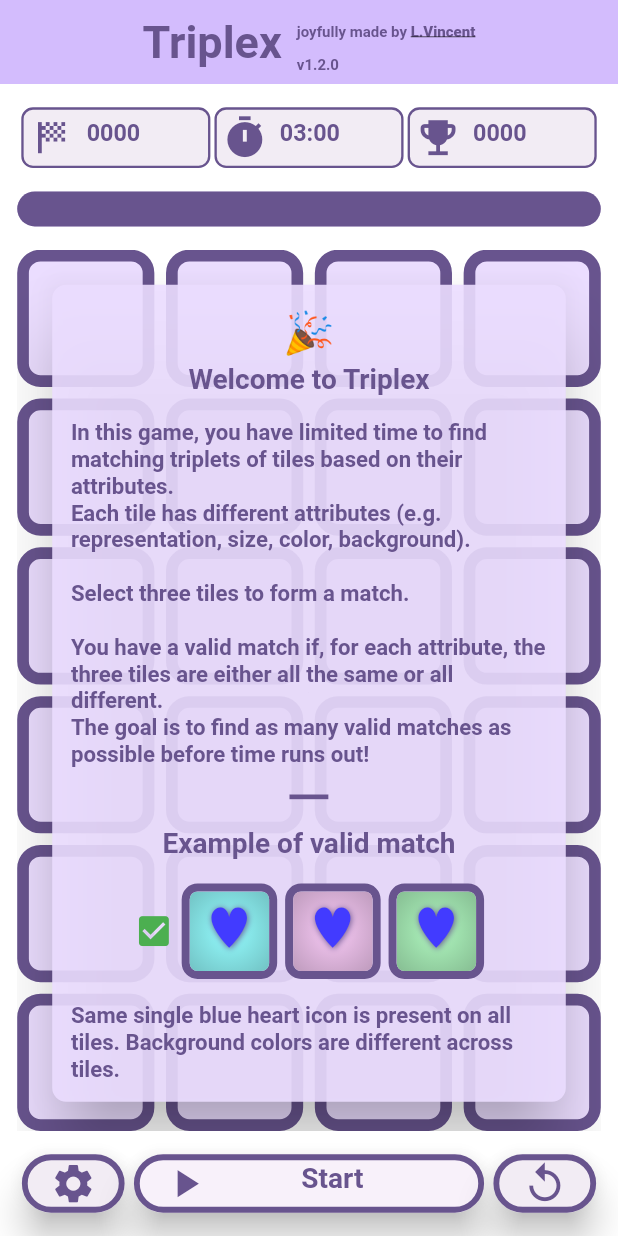
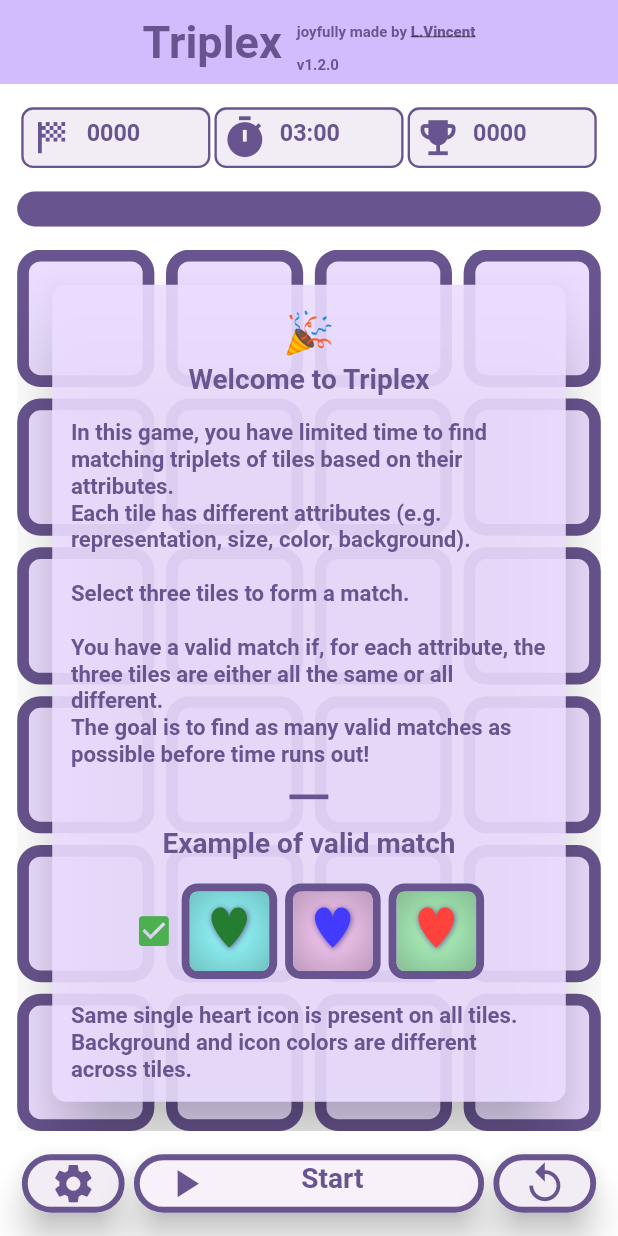
Before and after one commit to laurentxxc/flutter_triplex, a Flutter app: the screen it shows after launch, on a phone screen of 412 x 824 dp. Run offline on Flutter 3.47's test engine with Material 3 defaults, Android fonts, the light colour scheme and no system bars; our stand-ins replace audioplayers, google_fonts, package_info_plus, shared_preferences, web; missing offline and left inert: dart:js_interop; Roboto replaces fonts that are missing (Revalia).

Commit message:
Update of tutorial description for good and wrong lite match cases

```diff
--- a/lib/l10n/app_de.arb
+++ b/lib/l10n/app_de.arb
@@ -59,9 +59,9 @@
   "tutorial_main":"In diesem Spiel haben Sie begrenzte Zeit, um passende Dreiergruppen von Kacheln basierend auf ihren Attributen zu finden.\nJede Kachel hat unterschiedliche Attribute (z.B. Darstellung, Größe, Farbe, Hintergrund).\n\nWählen Sie drei Kacheln, um eine Übereinstimmung zu bilden.\n\nSie haben eine gültige Übereinstimmung, wenn für jedes Attribut die drei Kacheln entweder alle gleich oder alle unterschiedlich sind.\nDas Ziel ist, so viele gültige Übereinstimmungen wie möglich zu finden, bevor die Zeit abläuft!",
 
   "tutorial_good_title":"Beispiel für eine gültige Übereinstimmung",
-  "tutorial_good_desc":"Das gleiche einzelne blaue Herz-Symbol ist auf allen Kacheln vorhanden. Die Hintergrundfarben sind bei den Kacheln unterschiedlich.",
+  "tutorial_good_desc":"Das gleiche Herz-Symbol ist auf allen Kacheln vorhanden. Die Hintergrund- und Symbolfarben sind bei den Kacheln unterschiedlich.",
   "tutorial_wrong_title":"Beispiel für eine falsche Übereinstimmung",
-  "tutorial_wrong_desc":"Das Darstellungssymbol der mittleren Kachel (Krone) ist dasselbe wie bei der linken Kachel, aber anders als bei der rechten Kachel (Flagge). Die Darstellungssymbole der Kacheln müssen entweder alle gleich oder alle unterschiedlich sein.",
+  "tutorial_wrong_desc":"Das Symbol der mittleren Kachel (Krone) ist dasselbe wie bei der linken Kachel, aber anders als bei der rechten Kachel (Flagge). Die Kachel-Symbole müssen entweder alle gleich oder alle unterschiedlich sein.",
   "tutorial_final":"Viel Glück und haben Sie Spaß!",
 
   "pauseMessage": "Das Spiel ist pausiert.\n\nMachen Sie eine Pause und setzen Sie fort, wenn Sie bereit sind.",
--- a/lib/l10n/app_en.arb
+++ b/lib/l10n/app_en.arb
@@ -59,9 +59,9 @@
   "tutorial_main":"In this game, you have limited time to find matching triplets of tiles based on their attributes.\nEach tile has different attributes (e.g. representation, size, color, background).\n\nSelect three tiles to form a match.\n\nYou have a valid match if, for each attribute, the three tiles are either all the same or all different.\nThe goal is to find as many valid matches as possible before time runs out!",
 
   "tutorial_good_title":"Example of valid match",
-  "tutorial_good_desc":"Same single blue heart icon is present on all tiles. Background colors are different across tiles.",
+  "tutorial_good_desc":"Same single heart icon is present on all tiles. Background and icon colors are different across tiles.",
   "tutorial_wrong_title":"Example of wrong match",
-  "tutorial_wrong_desc":"The middle tile representation icon (crown) is the same as left tile but different from right tile (flag). Tile representation icons must be either all the same or all different.",
+  "tutorial_wrong_desc":"The middle tile icon (crown) is the same as left tile but different from right tile (flag). Tile icons must be either all the same or all different.",
   "tutorial_final":"Good luck and have fun!",
 
   "pauseMessage": "The game is paused.\n\nTake a break and resume when you're ready!",
--- a/lib/l10n/app_es.arb
+++ b/lib/l10n/app_es.arb
@@ -59,9 +59,9 @@
   "tutorial_main":"En este juego, tienes tiempo limitado para encontrar tríos de fichas coincidentes basadas en sus atributos.\nCada ficha tiene diferentes atributos (ej: representación, tamaño, color, fondo).\n\nSelecciona tres fichas para formar una coincidencia.\n\nTienes una coincidencia válida si, para cada atributo, las tres fichas son o todas iguales o todas diferentes.\n¡El objetivo es encontrar tantas coincidencias válidas como sea posible antes de que se acabe el tiempo!",
 
   "tutorial_good_title":"Ejemplo de coincidencia válida",
-  "tutorial_good_desc":"El mismo icono de corazón azul único está presente en todas las fichas. Los colores de fondo son diferentes entre las fichas.",
+  "tutorial_good_desc":"El mismo icono de corazón está presente en todas las fichas. Los colores de fondo y de icono son diferentes entre las fichas.",
   "tutorial_wrong_title":"Ejemplo de coincidencia incorrecta",
-  "tutorial_wrong_desc":"El icono de representación de la ficha central (corona) es el mismo que la ficha izquierda pero diferente de la ficha derecha (bandera). Los iconos de representación de las fichas deben ser todos iguales o todos diferentes.",
+  "tutorial_wrong_desc":"El icono de la ficha del medio (corona) es el mismo que la ficha izquierda pero diferente de la ficha derecha (bandera). Los iconos de las fichas deben ser todos iguales o todos diferentes.",
   "tutorial_final":"¡Buena suerte y diviértete!",
 
   "pauseMessage": "El juego está en pausa.\n\nToma un descanso y reanuda cuando estés listo.",
--- a/lib/l10n/app_fr.arb
+++ b/lib/l10n/app_fr.arb
@@ -59,9 +59,9 @@
   "tutorial_main":"Dans ce jeu, vous avez un temps limité pour trouver des triplets de tuiles correspondantes.\n\nChaque tuile possède différents attributs (ex: forme, taille, couleur, fond).\nSélectionnez trois tuiles pour former une correspondance.\n\nLa correspondance est valide si, pour chaque attribut, les trois tuiles sont soit toutes identiques soit toutes différentes.\nLe but est de trouver autant de correspondances valides que possible avant la fin du temps!",
 
   "tutorial_good_title":"Exemple de correspondance valide",
-  "tutorial_good_desc":"La même icône de cœur bleu est présente sur toutes les tuiles. Les couleurs de fond sont différentes entre les tuiles.",
+  "tutorial_good_desc":"La même icône (cœur) est présente sur toutes les tuiles. Les couleurs de fond et d'icônes sont différentes entre les tuiles.",
   "tutorial_wrong_title":"Exemple de correspondance incorrecte",
-  "tutorial_wrong_desc":"L'icône de représentation de la tuile du milieu (couronne) est identique à la tuile de gauche mais différente de la tuile de droite (drapeau). Les icônes de représentation des tuiles doivent être soit toutes identiques soit toutes différentes.",
+  "tutorial_wrong_desc":"L'icône présente sur la tuile du milieu (couronne) est identique à celle de la tuile gauche mais différente de celle sur la tuile droite (drapeau) or les icônes des tuiles doivent être soit toutes identiques, soit toutes différentes.",
   "tutorial_final":"Bonne chance et amusez-vous bien!",
 
   "pauseMessage": "Le jeu est en pause.\n\nPrenez une pause et reprenez quand vous êtes prêt!",
--- a/lib/l10n/app_it.arb
+++ b/lib/l10n/app_it.arb
@@ -59,9 +59,9 @@
   "tutorial_main":"In questo gioco, hai un tempo limitato per trovare triplette di tessere corrispondenti in base ai loro attributi. Ogni tessera ha attributi diversi (ad esempio, rappresentazione, dimensione, colore, sfondo).\n\nSeleziona tre tessere per formare una corrispondenza.\n\nHai una corrispondenza valida se, per ogni attributo, le tre tessere sono o tutte uguali o tutte diverse.\nL'obiettivo è trovare il maggior numero possibile di corrispondenze valide prima che scada il tempo!",
 
   "tutorial_good_title":"Esempio di corrispondenza valida",
-  "tutorial_good_desc":"La stessa icona di cuore blu singola è presente su tutte le tessere. I colori di sfondo sono diversi tra le tessere.",
+  "tutorial_good_desc":"La stessa icona di cuore è presente su tutte le tessere. I colori di sfondo e delle icone sono diversi tra le tessere.",
   "tutorial_wrong_title":"Esempio di corrispondenza errata",
-  "tutorial_wrong_desc":"L'icona di rappresentazione della tessera centrale (corona) è uguale alla tessera di sinistra ma diversa dalla tessera di destra (bandiera). Le icone di rappresentazione delle tessere devono essere o tutte uguali o tutte diverse.",
+  "tutorial_wrong_desc":"L'icona della tessera centrale (corona) è uguale alla tessera di sinistra ma diversa dalla tessera di destra (bandiera). Le icone delle tessere devono essere o tutte uguali o tutte diverse.",
   "tutorial_final":"Buona fortuna e buon divertimento!",
 
   "pauseMessage": "Il gioco è in pausa.\n\nPrenditi una pausa e riprendi quando sei pronto!",
--- a/lib/l10n/app_pl.arb
+++ b/lib/l10n/app_pl.arb
@@ -59,9 +59,9 @@
   "tutorial_main":"W tej grze masz ograniczony czas na znalezienie pasujących trójek kafelków na podstawie ich atrybutów.\nKażdy kafelek ma różne atrybuty (np. reprezentacja, rozmiar, kolor, tło).\n\nWybierz trzy kafelki, aby utworzyć dopasowanie.\n\nMasz prawidłowe dopasowanie, jeśli dla każdego atrybutu trzy kafelki są albo wszystkie takie same, albo wszystkie różne.\nCelem jest znalezienie jak największej liczby prawidłowych dopasowań przed upływem czasu!",
 
   "tutorial_good_title":"Przykład prawidłowego dopasowania",
-  "tutorial_good_desc":"Ta sama pojedyncza ikona niebieskiego serca jest obecna na wszystkich kafelkach. Kolory tła są różne między kafelkami.",
+  "tutorial_good_desc":"Ta sama ikona serca jest obecna na wszystkich kafelkach. Kolory tła i ikon są różne między kafelkami.",
   "tutorial_wrong_title":"Przykład nieprawidłowego dopasowania",
-  "tutorial_wrong_desc":"Ikona reprezentacji środkowego kafelka (korona) jest taka sama jak lewego kafelka, ale różna od prawego kafelka (flaga). Ikony reprezentacji kafelków muszą być albo wszystkie takie same, albo wszystkie różne.",
+  "tutorial_wrong_desc":"Ikona środkowego kafelka (korona) jest taka sama jak lewego kafelka, ale różna od prawego kafelka (flaga). Ikony kafelków muszą być albo wszystkie takie same, albo wszystkie różne.",
   "tutorial_final":"Powodzenia i baw się dobrze!",
 
   "pauseMessage": "Gra jest wstrzymana.\n\nZrób przerwę i wznów, gdy będziesz gotowy.",
--- a/lib/l10n/app_pt.arb
+++ b/lib/l10n/app_pt.arb
@@ -59,9 +59,9 @@
   "tutorial_main":"Neste jogo, tem tempo limitado para encontrar tríos de peças correspondentes baseadas nos seus atributos.\nCada peça tem atributos diferentes (ex: representação, tamanho, cor, fundo).\n\nSelecione três peças para formar uma correspondência.\n\nTem uma correspondência válida se, para cada atributo, as três peças são ou todas iguais ou todas diferentes.\nO objetivo é encontrar o maior número possível de correspondências válidas antes do tempo acabar!",
 
   "tutorial_good_title":"Exemplo de correspondência válida",
-  "tutorial_good_desc":"O mesmo ícone único de coração azul está presente em todas as peças. As cores de fundo são diferentes entre as peças.",
+  "tutorial_good_desc":"O mesmo ícone de coração está presente em todas as peças. As cores de fundo e dos ícones são diferentes entre as peças.",
   "tutorial_wrong_title":"Exemplo de correspondência errada",
-  "tutorial_wrong_desc":"O ícone de representação da peça do meio (coroa) é o mesmo que a peça esquerda mas diferente da peça direita (bandeira). Os ícones de representação das peças devem ser ou todos iguais ou todos diferentes.",
+  "tutorial_wrong_desc":"O ícone da peça do meio (coroa) é o mesmo que a peça esquerda mas diferente da peça direita (bandeira). Os ícones das peças devem ser ou todos iguais ou todos diferentes.",
   "tutorial_final":"Boa sorte e divirta-se!",
 
   "pauseMessage": "O jogo está em pausa.\n\nFaça uma pausa e retome quando estiver pronto.",
--- a/lib/l10n/app_ru.arb
+++ b/lib/l10n/app_ru.arb
@@ -59,9 +59,9 @@
   "tutorial_main":"В этой игре у вас ограниченное время, чтобы найти соответствующие тройки плиток на основе их атрибутов.\nКаждая плитка имеет разные атрибуты (например, представление, размер, цвет, фон).\n\nВыберите три плитки, чтобы создать соответствие.\n\nУ вас есть действительное соответствие, если для каждого атрибута три плитки либо все одинаковые, либо все разные.\nЦель - найти как можно больше действительных соответствий до истечения времени!",
 
   "tutorial_good_title":"Пример верного соответствия",
-  "tutorial_good_desc":"Одна и та же одиночная иконка синего сердца присутствует на всех плитках. Цвета фона различаются между плитками.",
+  "tutorial_good_desc":"Одна и та же иконка сердца присутствует на всех плитках. Цвета фона и иконок различаются между плитками.",
   "tutorial_wrong_title":"Пример неверного соответствия",
-  "tutorial_wrong_desc":"Иконка представления средней плитки (корона) такая же, как у левой плитки, но отличается от правой (флаг). Иконки представления плиток должны быть либо все одинаковые, либо все разные.",
+  "tutorial_wrong_desc":"Иконка средней плитки (корона) такая же, как у левой плитки, но отличается от правой (флаг). Иконки плиток должны быть либо все одинаковые, либо все разные.",
   "tutorial_final":"Удачи и приятной игры!",
 
   "pauseMessage": "Игра приостановлена.\n\nСделайте перерыв и продолжите, когда будете готовы.",
--- a/lib/l10n/app_uk.arb
+++ b/lib/l10n/app_uk.arb
@@ -59,9 +59,9 @@
   "tutorial_main":"У цій грі ви маєте обмежений час, щоб знайти відповідні трійки плиток на основі їх атрибутів.\nКожна плитка має різні атрибути (наприклад, представлення, розмір, колір, фон).\n\nОберіть три плитки, щоб створити відповідність.\n\nВи маєте дійсну відповідність, якщо для кожного атрибута три плитки або всі однакові, або всі різні.\nМета - знайти якомога більше дійсних відповідей до закінчення часу!",
 
   "tutorial_good_title":"Приклад правильної відповідності",
-  "tutorial_good_desc":"Однакова одиночна іконка синього серця присутня на всіх плитках. Кольори фону різні між плитками.",
+  "tutorial_good_desc":"Однакова іконка серця присутня на всіх плитках. Кольори фону та іконок різні між плитками.",
   "tutorial_wrong_title":"Приклад неправильної відповідності",
-  "tutorial_wrong_desc":"Іконка представлення середньої плитки (корона) така сама, як у лівої плитки, але відрізняється від правої (прапор). Іконки представлення плиток повинні бути або всі однаковими, або всі різними.",
+  "tutorial_wrong_desc":"Іконка середньої плитки (корона) така сама, як у лівої плитки, але відрізняється від правої (прапор). Іконки плиток повинні бути або всі однаковими, або всі різними.",
   "tutorial_final":"Бажаємо удачі та гарно проведіть час!",
 
   "pauseMessage": "Гра призупинена.\n\nЗробіть перерву та продовжте, коли будете готові.",
--- a/lib/widgets/tutorial_board.dart
+++ b/lib/widgets/tutorial_board.dart
@@ -22,11 +22,11 @@ const bool showScrollbar = true;
 
 enum TutorialMatchSample {
   good(
-    assets: [[1,1,1,1], [1,1,1,2], [1,1,1,3]],
+    assets: [[1,1,3,1], [1,1,1,2], [1,1,2,3]],
     logo: goodLogo,
     ),
   wrong(
-    assets: [[2,1,3,1], [2,1,1,1], [3,1,2,1]],
+    assets: [[2,1,2,1], [2,1,2,1], [3,1,2,1]],
     logo: wrongLogo,
   );
 
```
Also changed, not shown: lib/generated/app_localizations.dart, lib/generated/app_localizations_de.dart, lib/generated/app_localizations_en.dart, lib/generated/app_localizations_es.dart, lib/generated/app_localizations_fr.dart, lib/generated/app_localizations_it.dart, lib/generated/app_localizations_pl.dart, lib/generated/app_localizations_pt.dart, lib/generated/app_localizations_ru.dart, lib/generated/app_localizations_uk.dart.
